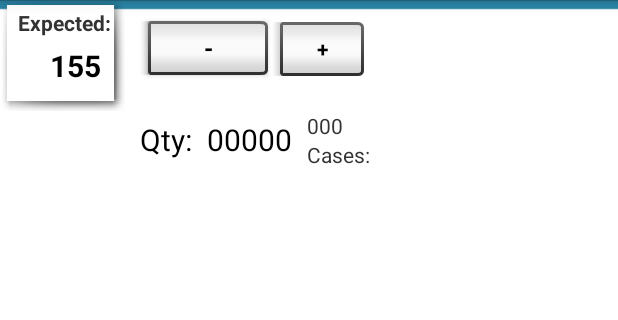
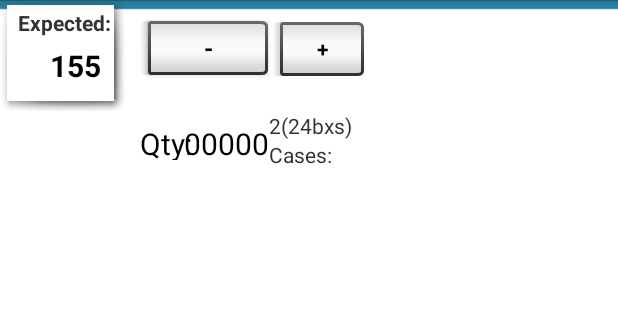
Before and after one commit to kjstevo/CookieMom, an Android app: the layout ui_cookie_amount_layout.xml on its own in the app's theme, with its tools: preview values and no code run, on a phone screen of 412 x 824 dp, the part 72-392 px from its top. Run offline under Robolectric (Android 15) with nearby library versions, the phone set to English and light mode, and no system bars.

Commit message:
adjusted cookie/cupboard order layout.

```diff
--- a/app/src/main/java/net/kjmaster/cookiemom/ui/cookies/CookieAmountContentCard.java
+++ b/app/src/main/java/net/kjmaster/cookiemom/ui/cookies/CookieAmountContentCard.java
@@ -142,7 +142,7 @@ public class CookieAmountContentCard extends Card {
 
         } else {
             if (mExpectedPanel != null) {
-                mExpectedPanel.setVisibility(View.GONE);
+                mExpectedPanel.setVisibility(View.INVISIBLE);
             }
         }
 
--- a/app/src/main/res/layout/summary_bar_fragment.xml
+++ b/app/src/main/res/layout/summary_bar_fragment.xml
@@ -32,7 +32,7 @@
     <TextView
         android:layout_width="match_parent"
         android:layout_height="wrap_content"
-        android:text="New Text"
+        android:text="Click on bar for boxes."
         android:id="@+id/bar_legend"
         android:layout_gravity="center_horizontal"
         android:layout_marginBottom="15dp"
--- a/app/src/main/res/layout/ui_cookie_amount_layout.xml
+++ b/app/src/main/res/layout/ui_cookie_amount_layout.xml
@@ -109,34 +109,46 @@
         android:layout_below="@+id/expected_panel"
         android:gravity="center_horizontal|top">
 
-
+<!--<LinearLayout-->
+    <!--android:layout_width="wrap_content"-->
+    <!--android:layout_height="wrap_content" android:orientation="horizontal">-->
+    <LinearLayout android:id="@+id/llayout"
+        android:layout_width="wrap_content"
+        android:layout_height="wrap_content"
+        android:orientation="horizontal">
         <TextView
         android:layout_width="wrap_content"
         android:layout_height="wrap_content"
         android:text="Qty:"
         android:id="@+id/textView1"
         style="@style/card.header_simple_title"
-            android:lines="2" />
+            android:gravity="right"
+       />
 
     <TextView
         android:layout_width="wrap_content"
         android:layout_height="wrap_content"
+        android:layout_marginLeft="-5dp"
         android:text="00000"
+        android:gravity="left"
         android:id="@+id/cookie_amount"
         style="@style/card.header_simple_title"
-            android:singleLine="false"
-            android:layout_toRightOf="@+id/textView1"
-            android:paddingRight="10dp" />
+        />
+        <!--android:layout_toRightOf="@+id/textView1"-->
+
+
+</LinearLayout>
+
 
         <TextView
             android:layout_width="wrap_content"
             android:layout_height="wrap_content"
-            android:text="000"
+            android:text="2(24bxs)"
             android:id="@+id/edit_text_cases"
             style="@android:style/TextAppearance.Holo.Small"
             android:editable="false"
             android:focusable="false"
-            android:layout_toRightOf="@+id/cookie_amount" />
+            android:layout_toRightOf="@+id/llayout" />
 
         <TextView
             style="@android:style/TextAppearance.Holo.Small"
@@ -144,8 +156,8 @@
             android:layout_height="wrap_content"
             android:text="Cases:"
             android:id="@+id/amount_cases_caption"
-            android:layout_toRightOf="@+id/cookie_amount"
+            android:layout_toRightOf="@+id/llayout"
             android:layout_below="@+id/edit_text_cases"
-            android:autoText="false" />
+            />
     </RelativeLayout>
 </RelativeLayout>
```
Also changed, not shown: 19 other files. Lines whose indentation alone changed are shown as unchanged.
